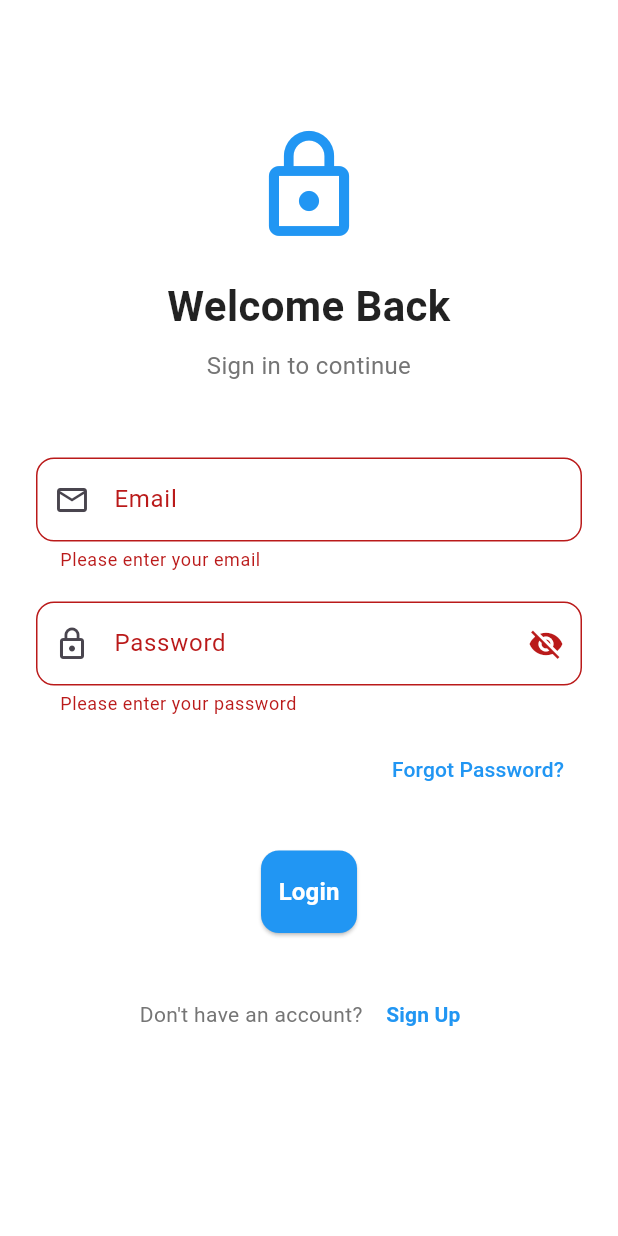
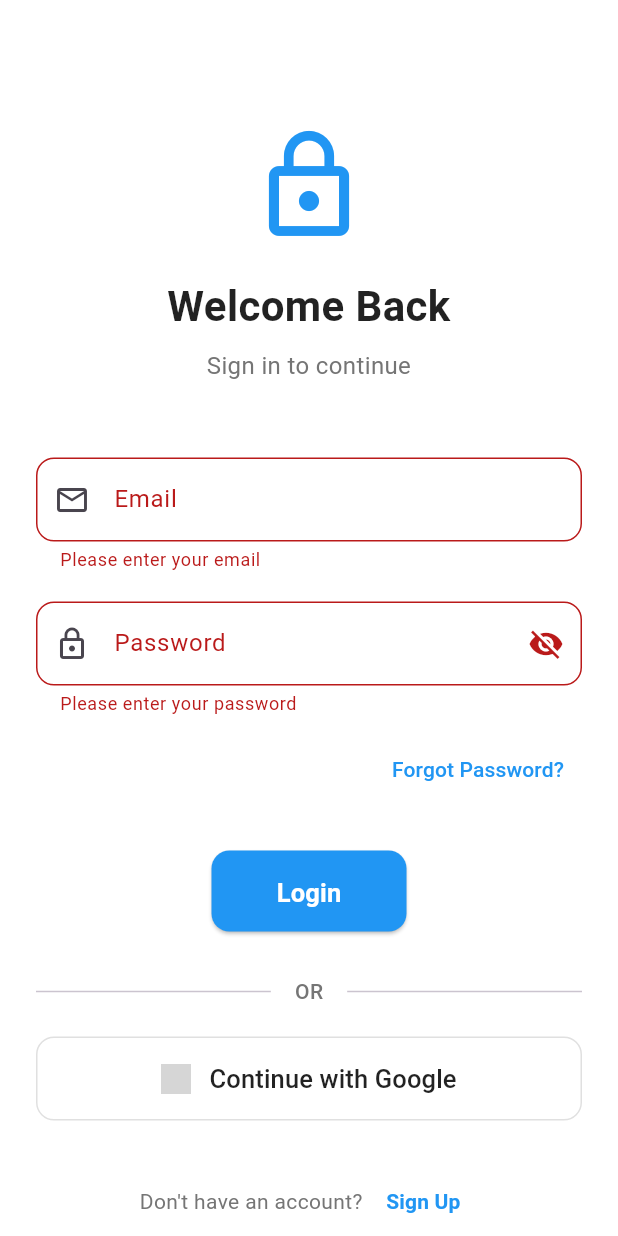
Before and after one commit to DeepakMewada20/login-functionality, a Flutter app: the LoginPage screen opened directly, after a tap on "Login", on a phone screen of 412 x 824 dp. Run offline on Flutter 3.47's test engine with Material 3 defaults, Android fonts, the phone set to English and light mode, and no system bars; our stand-ins replace firebase_auth, firebase_core, get; accounts and stored records are empty; network calls fail; grey boxes are pictures that could not be loaded.

Commit message:
I add CircularProgressIndicator on Login page in loginbutton

```diff
--- a/lib/auth.dart
+++ b/lib/auth.dart
@@ -1,7 +1,7 @@
 import 'package:authentication/pages/forgot_password_page.dart';
 import 'package:authentication/pages/home_page.dart';
 import 'package:authentication/pages/login_page.dart';
-import 'package:authentication/pages/verifecation_page.dart';
+import 'package:authentication/pages/otp_verifecation_page.dart';
 import 'package:authentication/pages/singup_page.dart';
 import 'package:authentication/wrapper.dart';
 import 'package:firebase_core/firebase_core.dart';
@@ -29,7 +29,7 @@ class MyApp extends StatelessWidget {
         '/login': (context) => LoginPage(),
         '/signup': (context) => SignupPage(),
         '/forgot-password': (context) => ForgotPasswordPage(),
-        '/otp-verification': (context) => VerificationPage(),
+        '/otp-verification': (context) => OtpVerificationPage(),
         '/home': (context) => HomePage(),
       },
       home: Wrapper(),
--- a/lib/pages/login_page.dart
+++ b/lib/pages/login_page.dart
@@ -1,5 +1,7 @@
+import 'package:authentication/wrapper.dart';
 import 'package:firebase_auth/firebase_auth.dart';
 import 'package:flutter/material.dart';
+import 'package:get/get.dart';
 
 // Login Page
 class LoginPage extends StatefulWidget {
@@ -13,12 +15,40 @@ class _LoginPageState extends State<LoginPage> {
   final _emailController = TextEditingController();
   final _passwordController = TextEditingController();
   bool _isPasswordHidden = true;
+  bool _isLoading = false;
 
   @override
   void dispose() {
     _emailController.dispose();
     _passwordController.dispose();
     super.dispose();
+  }
+
+  dynamic login() async {
+    setState(() {
+      _isLoading = true;
+    });
+    // Validate form
+    if (_formKey.currentState!.validate()) {
+      try {
+        await FirebaseAuth.instance.signInWithEmailAndPassword(
+          email: _emailController.text,
+          password: _passwordController.text,
+        );
+        Get.offAll(() => Wrapper()); // Navigate to Wrapper
+      } on FirebaseAuthException catch (e) {
+        ScaffoldMessenger.of(
+          context,
+        ).showSnackBar(SnackBar(content: Text('Login failed: $e')));
+      } catch (e) {
+        ScaffoldMessenger.of(
+          context,
+        ).showSnackBar(SnackBar(content: Text('An error occurred: $e')));
+      }
+    }
+    setState(() {
+      _isLoading = false;
+    });
   }
 
   @override
@@ -122,46 +152,103 @@ class _LoginPageState extends State<LoginPage> {
                     ),
                     SizedBox(height: 30),
                     // Login Button
-                    ElevatedButton(
-                      onPressed: () async {
-                        if (_formKey.currentState!.validate()) {
-                          // Handle login
-                          // ScaffoldMessenger.of(context).showSnackBar(
-                          //   SnackBar(
-                          //     content: Text(
-                          //       'Login functionality not implemented',
-                          //     ),
-                          //   ),
-                          // );
-                          try {
-                            await FirebaseAuth.instance
-                                .signInWithEmailAndPassword(
-                                  email: _emailController.text,
-                                  password: _passwordController.text,
-                                );
-
-                          } catch (e) {
-                            ScaffoldMessenger.of(context).showSnackBar(
-                              SnackBar(content: Text('Login failed: $e')),
-                            );
-                            return;
-                          }
-                        }
+                    SizedBox(
+                      width: 130,
+                      height: 54,
+                      child: ElevatedButton(
+                        onPressed: login,
+                        style: ElevatedButton.styleFrom(
+                          backgroundColor: Colors.blue,
+                          foregroundColor: Colors.white,
+                          padding: EdgeInsets.symmetric(
+                            vertical: 16,
+                            horizontal: 30,
+                          ),
+                          shape: RoundedRectangleBorder(
+                            borderRadius: BorderRadius.circular(12),
+                          ),
+                        ),
+                        child: _isLoading == false
+                            ? Text(
+                                'Login',
+                                style: TextStyle(
+                                  fontSize: 17,
+                                  fontWeight: FontWeight.bold,
+                                ),
+                              )
+                            : SizedBox(
+                                height: 25,
+                                width: 25,
+                                child: CircularProgressIndicator(
+                                  color: Colors.white,
+                                ),
+                              ),
+                      ),
+                    ),
+                    SizedBox(height: 30),
+                    // OR Divider
+                    Row(
+                      children: [
+                        Expanded(child: Divider(thickness: 1)),
+                        Padding(
+                          padding: EdgeInsets.symmetric(horizontal: 16),
+                          child: Text(
+                            'OR',
+                            style: TextStyle(
+                              color: Colors.grey[600],
+                              fontWeight: FontWeight.w500,
+                            ),
+                          ),
+                        ),
+                        Expanded(child: Divider(thickness: 1)),
+                      ],
+                    ),
+                    SizedBox(height: 20),
+                    // Google Sign In Button
+                    OutlinedButton(
+                      onPressed: () {
+                        // Handle Google sign in
+                        ScaffoldMessenger.of(context).showSnackBar(
+                          SnackBar(
+                            content: Text(
+                              'Google Sign In functionality not implemented',
+                            ),
+                          ),
+                        );
                       },
-                      style: ElevatedButton.styleFrom(
-                        backgroundColor: Colors.blue,
-                        foregroundColor: Colors.white,
+                      style: OutlinedButton.styleFrom(
                         padding: EdgeInsets.symmetric(vertical: 16),
                         shape: RoundedRectangleBorder(
                           borderRadius: BorderRadius.circular(12),
                         ),
+                        side: BorderSide(color: Colors.grey[300]!),
                       ),
-                      child: Text(
-                        'Login',
-                        style: TextStyle(
-                          fontSize: 16,
-                          fontWeight: FontWeight.bold,
-                        ),
+                      child: Row(
+                        mainAxisAlignment: MainAxisAlignment.center,
+                        children: [
+                          // Google Logo (SVG alternative using Container with decoration)
+                          Container(
+                            width: 20,
+                            height: 20,
+                            decoration: BoxDecoration(
+                              image: DecorationImage(
+                                image: NetworkImage(
+                                  'https://developers.google.com/identity/images/g-logo.png',
+                                ),
+                                fit: BoxFit.contain,
+                              ),
+                            ),
+                          ),
+                          SizedBox(width: 12),
+                          Text(
+                            'Continue with Google',
+                            style: TextStyle(
+                              fontSize: 17,
+                              fontWeight: FontWeight.w500,
+                              color: Colors.black87,
+                            ),
+                          ),
+                        ],
                       ),
                     ),
                     SizedBox(height: 30),
```
Also changed, not shown: lib/pages/email_verification_page.dart (added, +122 -0 lines), lib/pages/otp_verifecation_page.dart (renamed from lib/pages/verifecation_page.dart, +4 -4 lines), lib/pages/singup_page.dart (+6 -5 lines), lib/wrapper.dart (+8 -35 lines).
